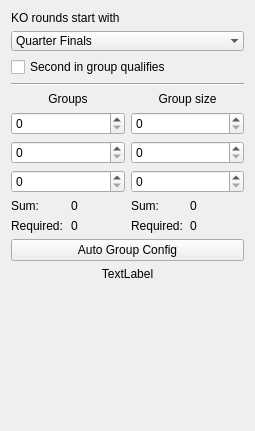
probonopd/QTournament, file ui/GroupConfigWidget.ui: the form before one commit.
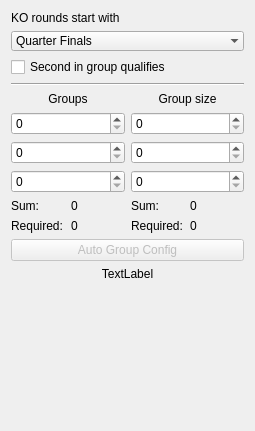
The form after the commit.

Commit message: Disabled / hid all unused widgets.

```diff
--- a/ui/GroupConfigWidget.ui
+++ b/ui/GroupConfigWidget.ui
@@ -196,6 +196,9 @@
       <layout class="QHBoxLayout" name="horizontalLayout_6">
        <item>
         <widget class="QPushButton" name="btnAutoConf">
+         <property name="enabled">
+          <bool>false</bool>
+         </property>
          <property name="text">
           <string>Auto Group Config</string>
          </property>
```
The commit also changes 3 other files.
